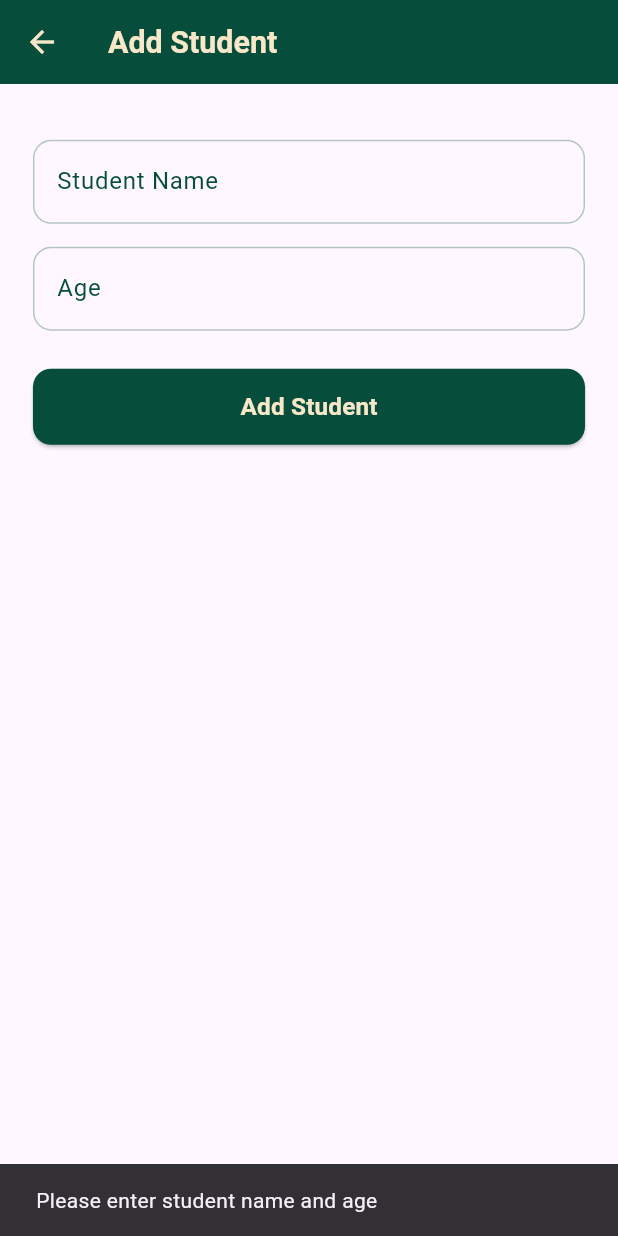
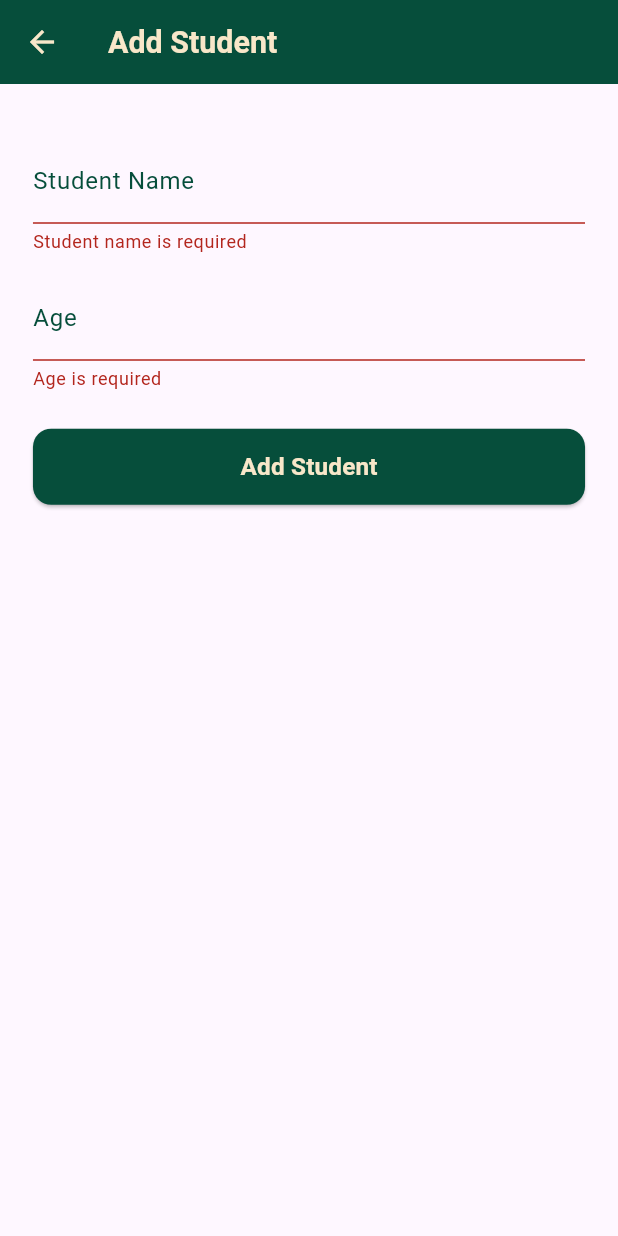
Before and after one commit to AhmedMaresh/my_student_app, a Flutter app: the AddStudentScreen screen opened by its route, after a tap on "Add Student", on a phone screen of 412 x 824 dp. Run offline on Flutter 3.47's test engine with Material 3 defaults, Android fonts, the phone set to English and light mode, and no system bars; our stand-ins replace bloc, dio, flutter_bloc, flutter_screenutil, flutter_slidable, freezed_annotation and 2 more; generated files the repository leaves out were written again; network calls fail.

Commit message:
add app regex file. add form validation in add student screen. add form validation in update student screen.

```diff
--- /dev/null
+++ b/lib/core/helpers/app_regex.dart
@@ -0,0 +1,5 @@
+class AppRegex {
+  static bool isNameValid(String name) {
+    return RegExp(r'[a-zA-Z\u0600-\u06FF]').hasMatch(name);
+  }
+}
--- a/lib/features/add_student/ui/add_student_screen.dart
+++ b/lib/features/add_student/ui/add_student_screen.dart
@@ -14,6 +14,8 @@
 class _AddStudentScreenState extends State<AddStudentScreen> {
   final TextEditingController nameController = TextEditingController();
   final TextEditingController ageController = TextEditingController();
+
+  final formKey = GlobalKey<FormState>();
 
   @override
   void dispose() {
@@ -36,6 +38,7 @@
         child: AddStudentBlocConsumer(
           nameController: nameController,
           ageController: ageController,
+          formKey: formKey,
         ),
       ),
     );
--- a/lib/features/add_student/ui/widgets/add_student_bloc_consumer.dart
+++ b/lib/features/add_student/ui/widgets/add_student_bloc_consumer.dart
@@ -1,5 +1,6 @@
 import 'package:flutter/material.dart';
 import 'package:flutter_bloc/flutter_bloc.dart';
+import 'package:my_student_app/core/helpers/app_regex.dart';
 import 'package:my_student_app/core/helpers/extensions.dart';
 import 'package:my_student_app/core/helpers/snack_bar.dart';
 import 'package:my_student_app/core/helpers/spacing.dart';
@@ -11,11 +12,13 @@
 class AddStudentBlocConsumer extends StatelessWidget {
   final TextEditingController nameController;
   final TextEditingController ageController;
+  final GlobalKey<FormState> formKey;
 
   const AddStudentBlocConsumer({
     super.key,
     required this.nameController,
     required this.ageController,
+    required this.formKey,
   });
 
   @override
@@ -41,13 +44,25 @@
           orElse: () => false,
         );
 
-        return Column(
+        return Form(
+          key: formKey,
+          child: Column(
             children: [
               verticalSpace(15),
               AddStudentTextField(
                 controller: nameController,
                 labelText: 'Student Name',
                 hintText: 'Enter Student Name',
+                validator: (value) {
+                  if (value == null || value.trim().isEmpty) {
+                    return 'Student name is required';
+                  }
+
+                  if (!AppRegex.isNameValid(value.trim())) {
+                    return 'Please enter a valid name';
+                  }
+                  return null;
+                },
               ),
               verticalSpace(15),
               AddStudentTextField(
@@ -55,22 +70,33 @@
                 labelText: 'Age',
                 hintText: 'Enter Student Age',
                 keyboardType: TextInputType.number,
+                validator: (value) {
+                  if (value == null || value.trim().isEmpty) {
+                    return 'Age is required';
+                  }
+
+                  final age = int.tryParse(value.trim());
+
+                  if (age == null) {
+                    return 'Age must be a valid number';
+                  }
+
+                  if (age <= 0 || age > 50) {
+                    return 'Please enter a valid age';
+                  }
+
+                  return null;
+                },
               ),
               verticalSpace(25),
               AddStudentButton(
                 isLoading: isLoading,
                 onPressed: () {
+                  if (!formKey.currentState!.validate()) {
+                    return;
+                  }
                   final name = nameController.text.trim();
                   final ageText = ageController.text.trim();
-
-                if (name.isEmpty || ageText.isEmpty) {
-                  ScaffoldMessenger.of(context).showSnackBar(
-                    const SnackBar(
-                      content: Text('Please enter student name and age'),
-                    ),
-                  );
-                  return;
-                }
 
                   final age = int.parse(ageText);
 
@@ -80,6 +106,7 @@
                 },
               ),
             ],
+          ),
         );
       },
     );
--- a/lib/features/add_student/ui/widgets/add_student_text_field.dart
+++ b/lib/features/add_student/ui/widgets/add_student_text_field.dart
@@ -7,6 +7,7 @@
   final String hintText;
   final TextInputType? keyboardType;
   final TextEditingController? controller;
+  final String? Function(String?)? validator;
 
   const AddStudentTextField({
     super.key,
@@ -14,6 +15,7 @@
     required this.hintText,
     this.keyboardType,
     this.controller,
+    this.validator,
   });
 
   @override
@@ -24,6 +26,7 @@
         selectionHandleColor: ColorsManager.darkGreen,
       ),
       child: TextFormField(
+        validator: validator,
         controller: controller,
         keyboardType: keyboardType,
         decoration: InputDecoration(
--- a/lib/features/update_student/ui/widgets/update_student_text_field.dart
+++ b/lib/features/update_student/ui/widgets/update_student_text_field.dart
@@ -6,12 +6,14 @@
   final String labelText;
   final TextEditingController controller;
   final TextInputType? keyboardType;
+  final String? Function(String?)? validator;
 
   const UpdateStudentTextField({
     super.key,
     required this.controller,
     required this.labelText,
     this.keyboardType,
+    this.validator,
   });
 
   @override
@@ -21,7 +23,8 @@
         cursorColor: ColorsManager.darkGreen,
         selectionHandleColor: ColorsManager.darkGreen,
       ),
-      child: TextField(
+      child: TextFormField(
+        validator: validator,
         controller: controller,
         keyboardType: keyboardType,
         decoration: InputDecoration(
```
Also changed, not shown: lib/features/update_student/ui/update_student_dialog.dart (+38 -6 lines). Lines whose indentation alone changed are shown as unchanged.
